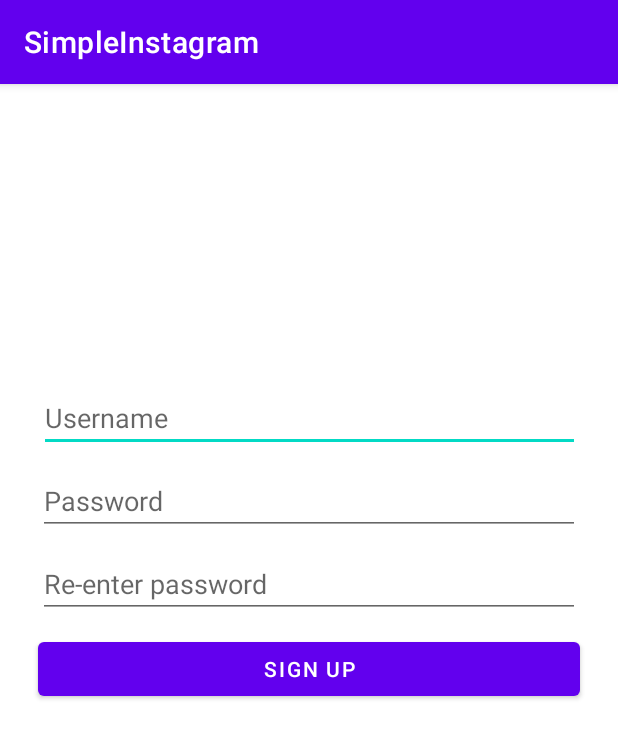
After one commit to janelle-cheung/SimpleInstagram, an Android app: the SignupActivity screen opened directly, with no data from a screen before it, on a phone screen of 412 x 824 dp. The commit adds this screen. Shown: the top 738 px of the screen. Run offline under Robolectric (Android 15) with nearby library versions, the phone set to English and light mode, and no system bars; libraries missing offline, so code that uses them is left out: com.parse.

Commit message:
User can sign-up for a new account with parse

```diff
--- a/app/src/main/AndroidManifest.xml
+++ b/app/src/main/AndroidManifest.xml
@@ -13,6 +13,7 @@
         android:roundIcon="@mipmap/ic_launcher_round"
         android:supportsRtl="true"
         android:theme="@style/Theme.SimpleInstagram">
+        <activity android:name=".SignupActivity"></activity>
         <activity android:name=".LoginActivity">
             <intent-filter>
                 <action android:name="android.intent.action.MAIN" />
@@ -20,7 +21,7 @@
                 <category android:name="android.intent.category.LAUNCHER" />
             </intent-filter>
         </activity>
-        <activity android:name=".MainActivity"></activity>
+        <activity android:name=".MainActivity" />
     </application>
 
 </manifest>
--- /dev/null
+++ b/app/src/main/java/com/example/simpleinstagram/SignupActivity.java
@@ -0,0 +1,52 @@
+package com.example.simpleinstagram;
+
+import androidx.appcompat.app.AppCompatActivity;
+
+import android.content.Intent;
+import android.os.Bundle;
+import android.view.View;
+import android.widget.Toast;
+
+import com.example.simpleinstagram.databinding.ActivitySignupBinding;
+import com.parse.ParseException;
+import com.parse.ParseUser;
+import com.parse.SignUpCallback;
+
+public class SignupActivity extends AppCompatActivity {
+
+    @Override
+    protected void onCreate(Bundle savedInstanceState) {
+        super.onCreate(savedInstanceState);
+        ActivitySignupBinding binding = ActivitySignupBinding.inflate(getLayoutInflater());
+        View view = binding.getRoot();
+        setContentView(view);
+
+        binding.btnSignup.setOnClickListener(new View.OnClickListener() {
+            @Override
+            public void onClick(View v) {
+                String username = binding.etUsername.getText().toString();
+                String password1 = binding.etPassword.getText().toString();
+                String password2 = binding.etReenterPassword.getText().toString();
+                if (!password1.equals(password2)) {
+                    Toast.makeText(SignupActivity.this, "Passwords must match", Toast.LENGTH_SHORT).show();
+                } else {
+                    ParseUser user = new ParseUser();
+                    user.setUsername(username);
+                    user.setPassword(password1);
+                    user.signUpInBackground(new SignUpCallback() {
+                        @Override
+                        public void done(ParseException e) {
+                            if (e == null) {
+                                Toast.makeText(SignupActivity.this, "Account sign-up successful!", Toast.LENGTH_SHORT).show();
+                                finish();
+                            } else {
+                                Toast.makeText(SignupActivity.this, "Issue with sign-up", Toast.LENGTH_SHORT).show();
+                                return;
+                            }
+                        }
+                    });
+                }
+            }
+        });
+    }
+}
--- /dev/null
+++ b/app/src/main/res/layout/activity_signup.xml
@@ -0,0 +1,61 @@
+<?xml version="1.0" encoding="utf-8"?>
+<RelativeLayout
+    xmlns:android="http://schemas.android.com/apk/res/android"
+    xmlns:app="http://schemas.android.com/apk/res-auto"
+    xmlns:tools="http://schemas.android.com/tools"
+    android:layout_width="match_parent"
+    android:layout_height="match_parent"
+    tools:context=".SignupActivity">
+
+    <EditText
+        android:id="@+id/etUsername"
+        android:layout_width="match_parent"
+        android:layout_height="wrap_content"
+        android:layout_alignParentStart="true"
+        android:layout_alignParentTop="true"
+        android:layout_centerHorizontal="true"
+        android:layout_marginStart="26dp"
+        android:layout_marginTop="200dp"
+        android:layout_marginEnd="25dp"
+        android:ems="10"
+        android:hint="@string/username" />
+
+    <EditText
+        android:id="@+id/etPassword"
+        android:layout_width="match_parent"
+        android:layout_height="wrap_content"
+        android:layout_below="@+id/etUsername"
+        android:layout_alignParentStart="true"
+        android:layout_centerHorizontal="true"
+        android:layout_marginStart="25dp"
+        android:layout_marginTop="10dp"
+        android:layout_marginEnd="25dp"
+        android:ems="10"
+        android:hint="@string/password"
+        android:inputType="textPassword" />
+
+    <EditText
+        android:id="@+id/etReenterPassword"
+        android:layout_width="match_parent"
+        android:layout_height="wrap_content"
+        android:layout_below="@+id/etPassword"
+        android:layout_alignParentStart="true"
+        android:layout_marginStart="25dp"
+        android:layout_marginTop="10dp"
+        android:layout_marginEnd="25dp"
+        android:ems="10"
+        android:inputType="textPassword"
+        android:hint="@string/reenter_password" />
+
+    <Button
+        android:id="@+id/btnSignup"
+        android:layout_width="match_parent"
+        android:layout_height="wrap_content"
+        android:layout_below="@+id/etReenterPassword"
+        android:layout_centerHorizontal="true"
+        android:layout_marginStart="25dp"
+        android:layout_marginTop="10dp"
+        android:layout_marginEnd="25dp"
+        android:text="@string/signup" />
+
+</RelativeLayout>
--- a/app/src/main/res/values/strings.xml
+++ b/app/src/main/res/values/strings.xml
@@ -2,6 +2,7 @@
     <string name="app_name">SimpleInstagram</string>
     <string name="username">Username</string>
     <string name="password">Password</string>
+    <string name="reenter_password">Re-enter password</string>
     <string name="login">Login</string>
     <string name="signup">Sign up</string>
     <string name="no_account">Don\'t have an account?</string>
```
Also changed, not shown: app/src/main/java/com/example/simpleinstagram/LoginActivity.java (+23 -6 lines).
